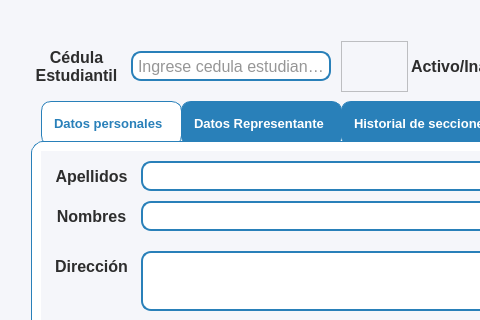
Above: resources/ui/ficha_estu.ui from Proyecto-Uptjaa/Proyecto_SIRA before the change; both pictures show x 0 to 480 and y 0 to 320 of the 1000 by 600 pixel window. Below: the same form after it.
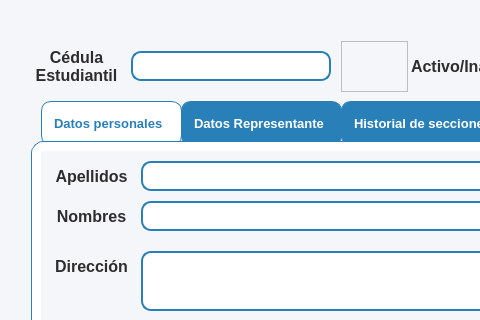
That is the form after the change. The open tabs and pages were chosen to show the change. Icons and pictures are not drawn.

```diff
--- a/resources/ui/ficha_estu.ui
+++ b/resources/ui/ficha_estu.ui
@@ -103,7 +103,7 @@
        <set>Qt::AlignmentFlag::AlignLeading|Qt::AlignmentFlag::AlignLeft|Qt::AlignmentFlag::AlignVCenter</set>
       </property>
       <property name="placeholderText">
-       <string>Ingrese cedula estudiantil...</string>
+       <string/>
       </property>
       <property name="clearButtonEnabled">
        <bool>true</bool>
```
Left out of the diff: 3 changed lines with no effect on the pictures.
